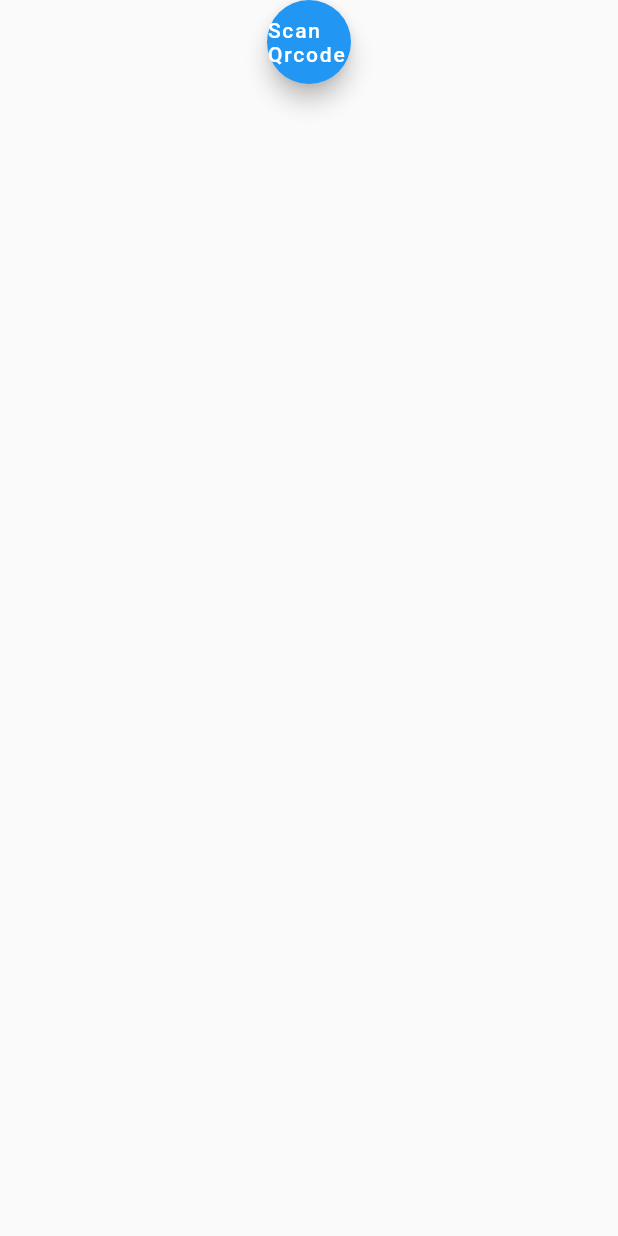
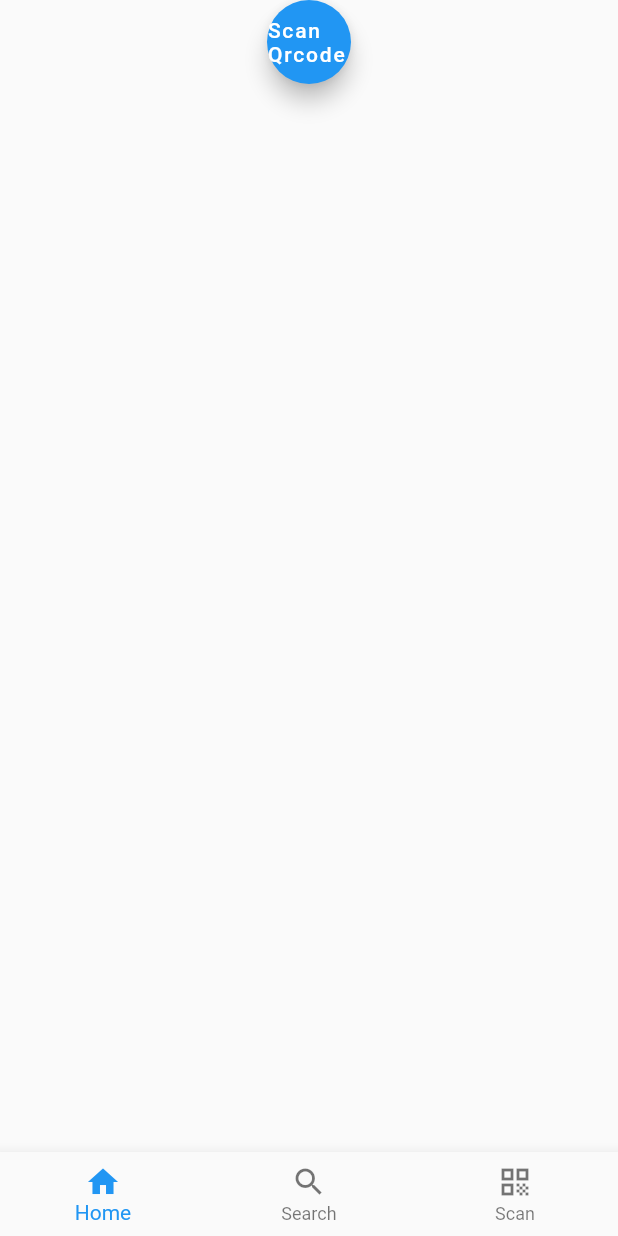
Before and after one commit to Delbert-Defoe/usc-campus-guide, a Flutter app: the Qrcode screen opened directly, after a tap on "Scan Qrcode", on a phone screen of 412 x 824 dp. Run offline on Flutter 3.47's test engine with Material 2 defaults, Android fonts, the phone set to English and light mode, and no system bars; missing offline and left inert: flutter_barcode_scanner.

Commit message:
Add files via upload

```diff
--- a/lib/screen_qrscanner_screen.dart/main.dart
+++ b/lib/screen_qrscanner_screen.dart/main.dart
@@ -19,7 +19,7 @@ class Qrcode extends StatefulWidget {
 
 class _QrcodeState extends State<Qrcode> {
   String _data="";
-
+int myIndex = 0;
 
   _scan() async {
   await FlutterBarcodeScanner.scanBarcode("#000000","cancel", true,ScanMode.BARCODE).then((value) => setState(()=>_data = value));
@@ -29,16 +29,36 @@ class _QrcodeState extends State<Qrcode> {
     return  Scaffold(
       body: Center( child:  Column(children: [
 
+        FloatingActionButton (
+
+          onPressed: _scan,
+          child: const Text("Scan Qrcode"),
+
+        ),
 
 
-        FloatingActionButton (
-
-        onPressed: _scan,
-          child: const Text("Scan Qrcode"),
-
-         ),
         Text(_data)
       ],)),
+      bottomNavigationBar: BottomNavigationBar(
+
+        onTap: (index) {
+          setState(() {
+            myIndex = index;
+          });
+        },
+        currentIndex: myIndex,
+        items: [
+          BottomNavigationBarItem(icon: Icon(Icons.home),
+          label: 'Home'),
+    BottomNavigationBarItem(icon: Icon(Icons.search),
+    label: 'Search'),
+          BottomNavigationBarItem(icon: Icon(Icons.qr_code),
+              label: 'Scan'
+
+
+          ),
+
+      ],),
     );
   }
 }
```
